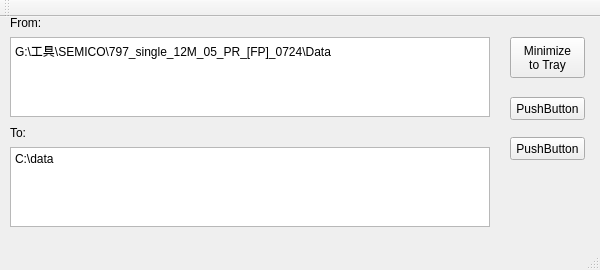
Qt form AutoCopy/AutoCopy.ui (ybb0001/AutoCopy) before a commit.
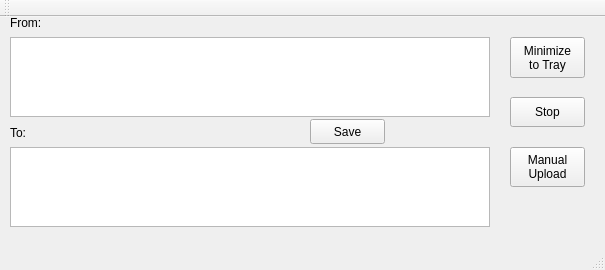
The same form after that commit.

```diff
--- a/AutoCopy/AutoCopy.ui
+++ b/AutoCopy/AutoCopy.ui
@@ -6,13 +6,19 @@
    <rect>
     <x>0</x>
     <y>0</y>
-    <width>600</width>
+    <width>605</width>
     <height>270</height>
    </rect>
   </property>
   <property name="windowTitle">
    <string>AutoCopy</string>
   </property>
+  <property name="iconSize">
+   <size>
+    <width>24</width>
+    <height>24</height>
+   </size>
+  </property>
   <property name="animated">
    <bool>true</bool>
   </property>
@@ -48,7 +54,7 @@
 &lt;html&gt;&lt;head&gt;&lt;meta name=&quot;qrichtext&quot; content=&quot;1&quot; /&gt;&lt;style type=&quot;text/css&quot;&gt;
 p, li { white-space: pre-wrap; }
 &lt;/style&gt;&lt;/head&gt;&lt;body style=&quot; font-family:'SimSun'; font-size:9pt; font-weight:400; font-style:normal;&quot;&gt;
-&lt;p style=&quot; margin-top:0px; margin-bottom:0px; margin-left:0px; margin-right:0px; -qt-block-indent:0; text-indent:0px;&quot;&gt;G:\工具\SEMICO\797_single_12M_05_PR_[FP]_0724\Data&lt;/p&gt;&lt;/body&gt;&lt;/html&gt;</string>
+&lt;p style=&quot;-qt-paragraph-type:empty; margin-top:0px; margin-bottom:0px; margin-left:0px; margin-right:0px; -qt-block-indent:0; text-indent:0px;&quot;&gt;&lt;br /&gt;&lt;/p&gt;&lt;/body&gt;&lt;/html&gt;</string>
     </property>
    </widget>
    <widget class="QTextEdit" name="to">
@@ -65,7 +71,7 @@
 &lt;html&gt;&lt;head&gt;&lt;meta name=&quot;qrichtext&quot; content=&quot;1&quot; /&gt;&lt;style type=&quot;text/css&quot;&gt;
 p, li { white-space: pre-wrap; }
 &lt;/style&gt;&lt;/head&gt;&lt;body style=&quot; font-family:'SimSun'; font-size:9pt; font-weight:400; font-style:normal;&quot;&gt;
-&lt;p style=&quot; margin-top:0px; margin-bottom:0px; margin-left:0px; margin-right:0px; -qt-block-indent:0; text-indent:0px;&quot;&gt;C:\data&lt;/p&gt;&lt;/body&gt;&lt;/html&gt;</string>
+&lt;p style=&quot;-qt-paragraph-type:empty; margin-top:0px; margin-bottom:0px; margin-left:0px; margin-right:0px; -qt-block-indent:0; text-indent:0px;&quot;&gt;&lt;br /&gt;&lt;/p&gt;&lt;/body&gt;&lt;/html&gt;</string>
     </property>
    </widget>
    <widget class="QLabel" name="label">
@@ -100,24 +106,38 @@
       <x>510</x>
       <y>80</y>
       <width>75</width>
-      <height>23</height>
+      <height>30</height>
      </rect>
     </property>
     <property name="text">
-     <string>PushButton</string>
+     <string>Stop</string>
     </property>
    </widget>
    <widget class="QPushButton" name="pushButton_Stop">
     <property name="geometry">
      <rect>
       <x>510</x>
-      <y>120</y>
+      <y>130</y>
       <width>75</width>
-      <height>23</height>
+      <height>40</height>
      </rect>
     </property>
     <property name="text">
-     <string>PushButton</string>
+     <string>Manual
+Upload</string>
+    </property>
+   </widget>
+   <widget class="QPushButton" name="pushButton_Save">
+    <property name="geometry">
+     <rect>
+      <x>310</x>
+      <y>102</y>
+      <width>75</width>
+      <height>25</height>
+     </rect>
+    </property>
+    <property name="text">
+     <string>Save</string>
     </property>
    </widget>
   </widget>
```
Left out of the diff: 4 changed lines with no effect on the pictures.
